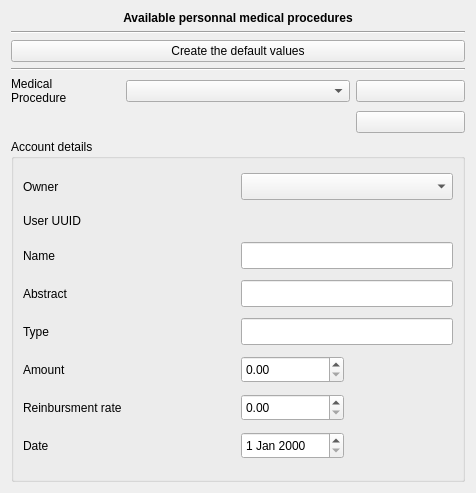
First picture: the form in plugins/accountplugin/preferences/medicalprocedurepage.ui, repository FreeHealth/freehealth, before the edit.
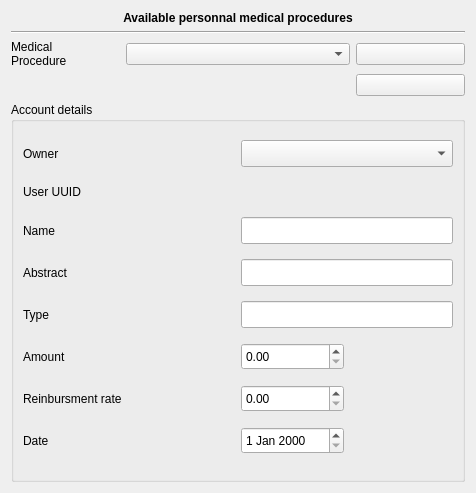
Second picture: the form after the edit.

Commit message: FreeAccount: - removing old preferences code (defaults feeding)

What changed in the file:
```diff
--- a/plugins/accountplugin/preferences/medicalprocedurepage.ui
+++ b/plugins/accountplugin/preferences/medicalprocedurepage.ui
@@ -42,7 +42,7 @@
      </property>
     </widget>
    </item>
-   <item row="8" column="0" colspan="4">
+   <item row="6" column="0" colspan="4">
     <widget class="QGroupBox" name="groupBox">
      <property name="title">
       <string>Account details</string>
@@ -224,7 +224,7 @@
      </property>
     </widget>
    </item>
-   <item row="4" column="3">
+   <item row="2" column="3">
     <widget class="QPushButton" name="addButton">
      <property name="sizePolicy">
       <sizepolicy hsizetype="Preferred" vsizetype="Fixed">
@@ -237,10 +237,10 @@
      </property>
     </widget>
    </item>
-   <item row="4" column="1" colspan="2">
+   <item row="2" column="1" colspan="2">
     <widget class="QComboBox" name="mpComboBox"/>
    </item>
-   <item row="4" column="0">
+   <item row="2" column="0">
     <widget class="QLabel" name="MPLabel">
      <property name="text">
       <string>Medical 
@@ -254,7 +254,7 @@
      </property>
     </widget>
    </item>
-   <item row="5" column="3">
+   <item row="3" column="3">
     <widget class="QPushButton" name="removeButton">
      <property name="sizePolicy">
       <sizepolicy hsizetype="Preferred" vsizetype="Fixed">
@@ -267,20 +267,6 @@
      </property>
     </widget>
    </item>
-   <item row="2" column="0" colspan="4">
-    <widget class="QPushButton" name="createDefault">
-     <property name="text">
-      <string>Create the default values</string>
-     </property>
-    </widget>
-   </item>
-   <item row="3" column="0" colspan="4">
-    <widget class="Line" name="line_2">
-     <property name="orientation">
-      <enum>Qt::Horizontal</enum>
-     </property>
-    </widget>
-   </item>
   </layout>
  </widget>
  <tabstops>
```
The commit also changes 17 other files.
